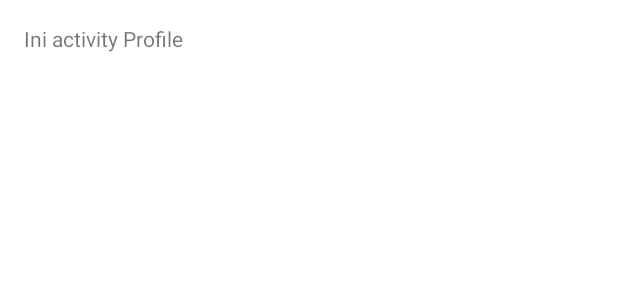
After one commit to roynaldi19/DC3_03Navigation, an Android app: the layout activity_profile.xml on its own in the app's theme, with its tools: preview values and no code run, on a phone screen of 412 x 824 dp. The commit adds this screen. Shown: the top 300 px of the screen. Run offline under Robolectric (Android 15) with nearby library versions, the phone set to English and light mode, and no system bars.

Commit message:
navigasi ke categoryFrgament dan profileActivity

```diff
--- a/app/src/main/AndroidManifest.xml
+++ b/app/src/main/AndroidManifest.xml
@@ -10,7 +10,10 @@
         android:supportsRtl="true"
         android:theme="@style/Theme.BFAA03_01Navigation">
         <activity
-            android:name="com.roynaldi19.dc3_03navigation.MainActivity"
+            android:name=".ProfileActivity"
+            android:exported="false" />
+        <activity
+            android:name=".MainActivity"
             android:exported="true">
             <intent-filter>
                 <action android:name="android.intent.action.MAIN" />
--- /dev/null
+++ b/app/src/main/res/layout/activity_profile.xml
@@ -0,0 +1,14 @@
+<?xml version="1.0" encoding="utf-8"?>
+<RelativeLayout xmlns:android="http://schemas.android.com/apk/res/android"
+    xmlns:tools="http://schemas.android.com/tools"
+    android:layout_width="match_parent"
+    android:layout_height="match_parent"
+    android:padding="16dp"
+    tools:context=".ProfileActivity">
+
+    <TextView
+        android:layout_width="match_parent"
+        android:layout_height="wrap_content"
+        android:text="@string/this_profile" />
+
+</RelativeLayout>
--- a/app/src/main/res/values/strings.xml
+++ b/app/src/main/res/values/strings.xml
@@ -10,4 +10,6 @@
     <string name="category_name">Category Name</string>
     <string name="category_description">Category Description</string>
     <string name="to_home">Ke fragment Home</string>
+    <!-- TODO: Remove or change this placeholder text -->
+    <string name="hello_blank_fragment">Hello blank fragment</string>
 </resources>
```
Also changed, not shown: app/src/main/java/com/roynaldi19/dc3_03navigation/CategoryFragment.kt (added, +19 -0 lines), app/src/main/java/com/roynaldi19/dc3_03navigation/HomeFragment.kt (+23 -40 lines), app/src/main/java/com/roynaldi19/dc3_03navigation/ProfileActivity.kt (added, +11 -0 lines), app/src/main/res/layout/fragment_category.xml (added, +15 -0 lines), app/src/main/res/navigation/main_navigation.xml (+18 -1 lines).
